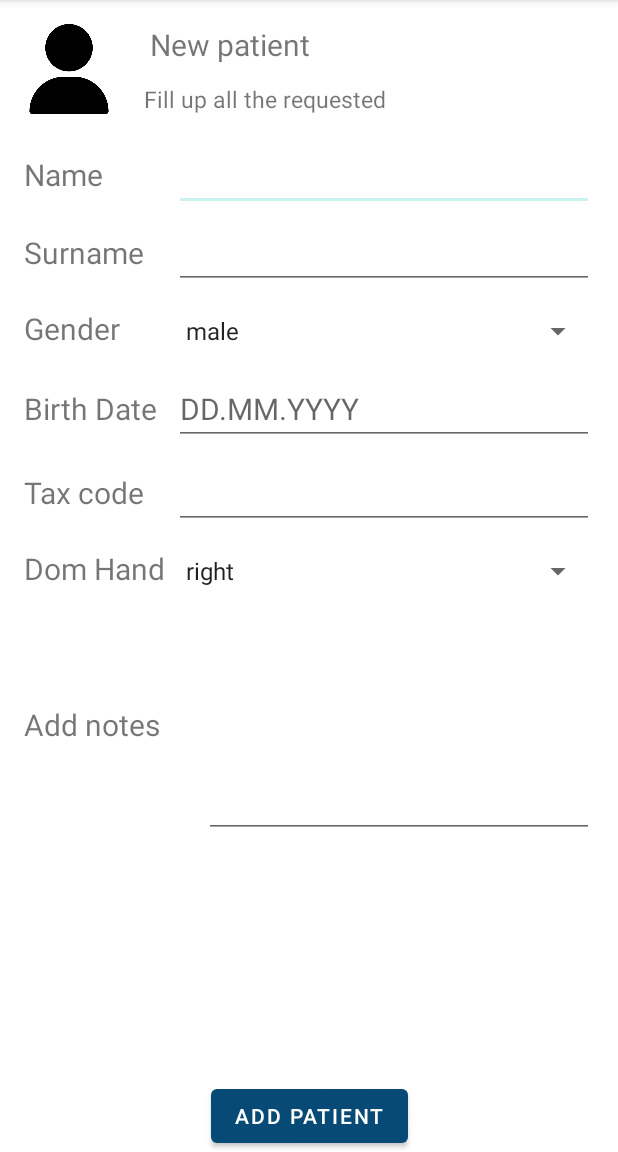
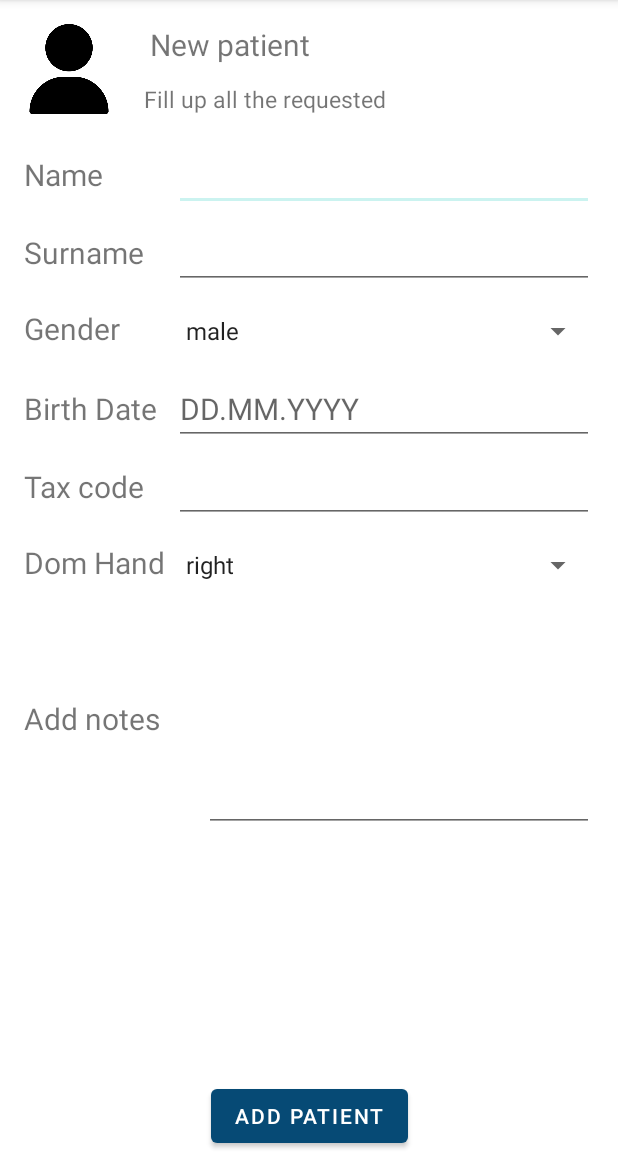
Before and after one commit to SaraCaramaschi/CPSProject, an Android app: the AddPatientActivity screen opened directly, with no data from a screen before it, on a phone screen of 412 x 824 dp, the part 84-1236 px from its top. Run offline under Robolectric (Android 15) with nearby library versions, the phone set to English and light mode, and no system bars; our stand-ins replace Timber.

Commit message:
problema design linear layout risolto

```diff
--- a/app/src/main/res/layout/activity_add_patient.xml
+++ b/app/src/main/res/layout/activity_add_patient.xml
@@ -193,15 +193,6 @@
             android:layout_marginStart="16dp"
             android:layout_marginEnd="16dp"
             tools:layout_editor_absoluteX="45dp"
-            android:layout_marginTop="4dp"/>
-        <LinearLayout
-            android:id="@+id/LinearLayout6"
-            android:layout_width="match_parent"
-            android:layout_height="wrap_content"
-            tools:ignore="MissingConstraints"
-            android:layout_marginStart="16dp"
-            android:layout_marginEnd="16dp"
-            tools:layout_editor_absoluteX="45dp"
             android:layout_marginTop="4dp">
 
             <TextView
@@ -224,7 +215,7 @@
 
         </LinearLayout>
         <LinearLayout
-            android:id="@+id/LinearLayout7"
+            android:id="@+id/LinearLayout6"
             android:layout_width="match_parent"
             android:layout_height="wrap_content"
             tools:ignore="MissingConstraints"
@@ -254,7 +245,7 @@
 
         </LinearLayout>
         <LinearLayout
-            android:id="@+id/LinearLayout8"
+            android:id="@+id/LinearLayout7"
             android:layout_width="match_parent"
             android:layout_height="wrap_content"
             tools:ignore="MissingConstraints"
```
